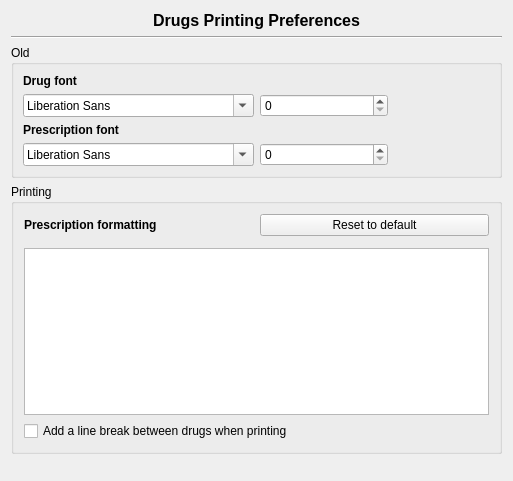
First picture: the form in plugins/drugsplugin/drugspreferences/drugsprintoptionspage.ui, repository FreeHealth/freehealth, before the edit.
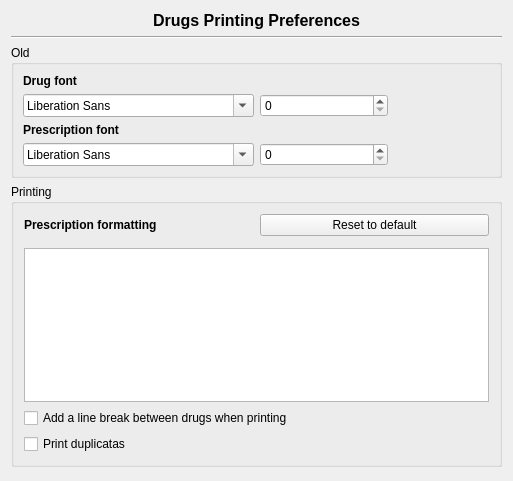
Second picture: the form after the edit. Custom widgets are drawn as their Qt base class.

Commit message: - harmonizing settings constants to S_SOMETHING instead of MFDRUGS_SETTING_SOMETHING - Optionnal duplicata printing

```diff
--- a/plugins/drugsplugin/drugspreferences/drugsprintoptionspage.ui
+++ b/plugins/drugsplugin/drugspreferences/drugsprintoptionspage.ui
@@ -391,6 +391,13 @@
         </item>
        </layout>
       </item>
+      <item row="6" column="1">
+       <widget class="QCheckBox" name="printDuplicataCheck">
+        <property name="text">
+         <string>Print duplicatas</string>
+        </property>
+       </widget>
+      </item>
      </layout>
     </widget>
    </item>
```
The commit also changes 14 other files.
